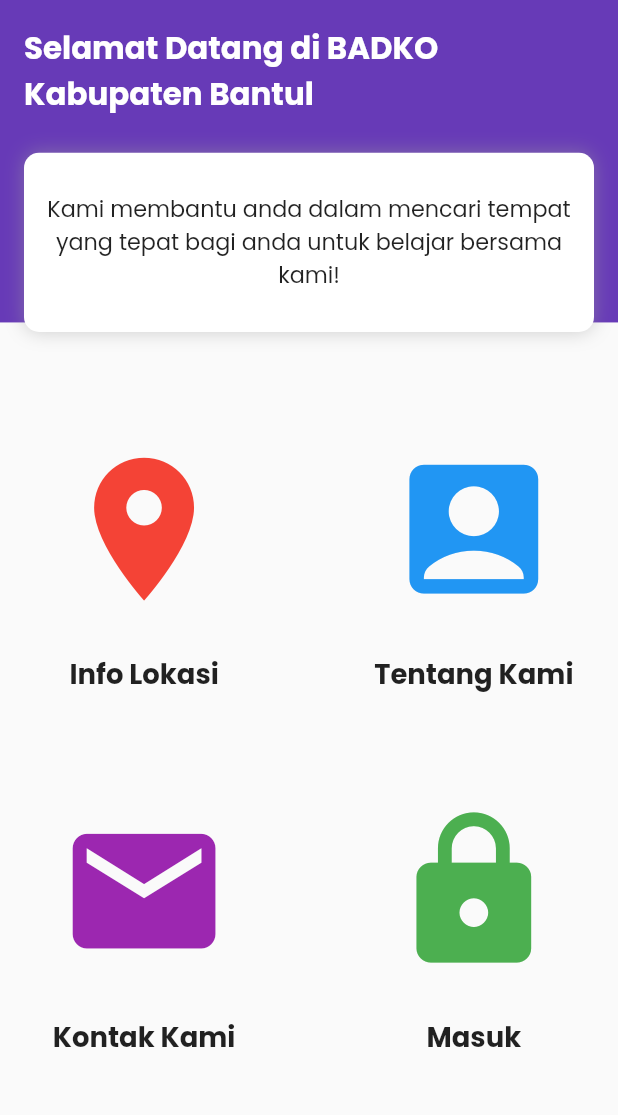
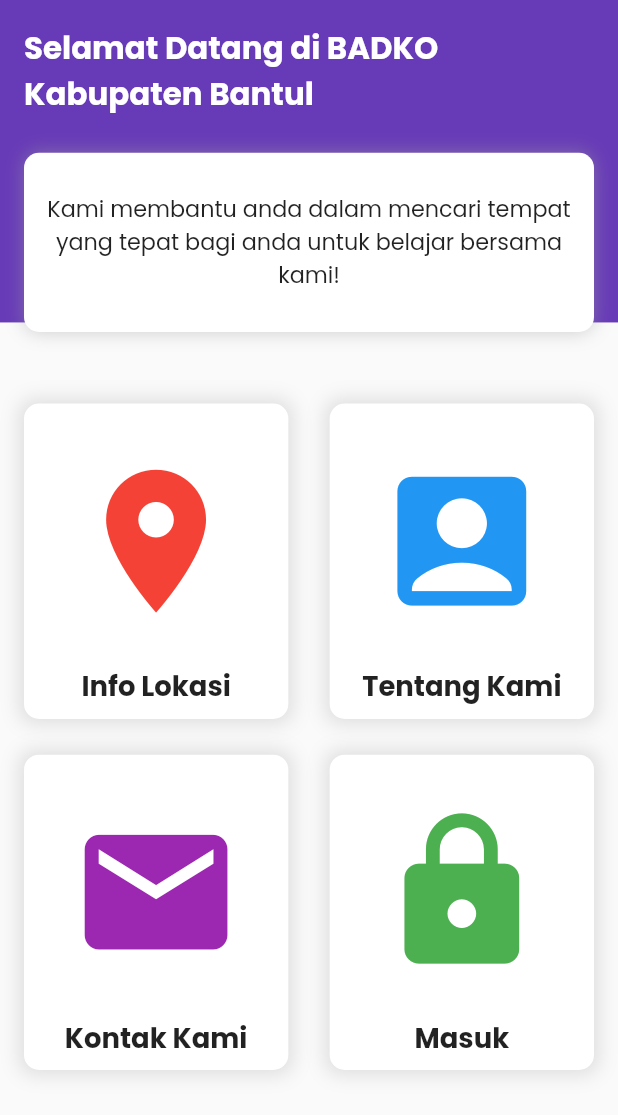
Before and after one commit to AdiatsaPutra/sibaba, a Flutter app: the screen it shows after launch, on a phone screen of 412 x 824 dp. Shown: the top 1115 px of the screen. Run offline on Flutter 3.47's test engine with Material 2 defaults, Android fonts, the phone set to English and light mode, and no system bars; our stand-ins replace bloc, equatable, flutter_bloc, flutter_screenutil, get, google_fonts and 1 more.

Commit message:
Fixing category menu card

```diff
--- a/lib/ui/pages/home_page.dart
+++ b/lib/ui/pages/home_page.dart
@@ -114,7 +114,7 @@ class HomePage extends StatelessWidget {
                         ],
                       ),
                       SizedBox(
-                        height: 40.h,
+                        height: 20.h,
                       ),
                       Row(
                         mainAxisAlignment: MainAxisAlignment.spaceBetween,
--- a/lib/ui/widgets/category_menu.dart
+++ b/lib/ui/widgets/category_menu.dart
@@ -17,7 +17,21 @@ class CategoryMenu extends StatelessWidget {
   }) : super(key: key);
   @override
   Widget build(BuildContext context) {
-    return Column(
+    return Container(
+      decoration: BoxDecoration(
+        color: Colors.white,
+        borderRadius: BorderRadius.circular(10),
+        boxShadow: [
+          BoxShadow(
+            blurRadius: 10,
+            color: Colors.grey.withOpacity(0.3),
+            spreadRadius: 3,
+          ),
+        ],
+      ),
+      child: Padding(
+        padding: const EdgeInsets.all(8.0),
+        child: Column(
           children: [
             InkWell(
               onTap: onTap,
@@ -39,6 +53,8 @@ class CategoryMenu extends StatelessWidget {
               ),
             )
           ],
+        ),
+      ),
     );
   }
 }
```
Lines whose indentation alone changed are shown as unchanged.
